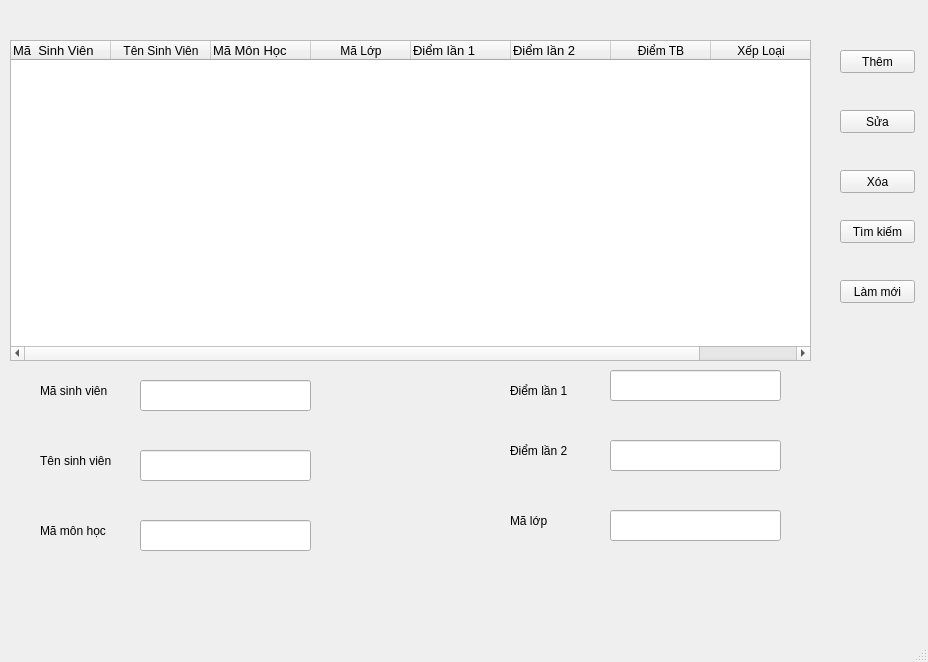
First picture: the form in ui/quanlydiem.ui, repository Ducquy2/Quan_Ly_Diem_Sinh_Vien, before the edit.
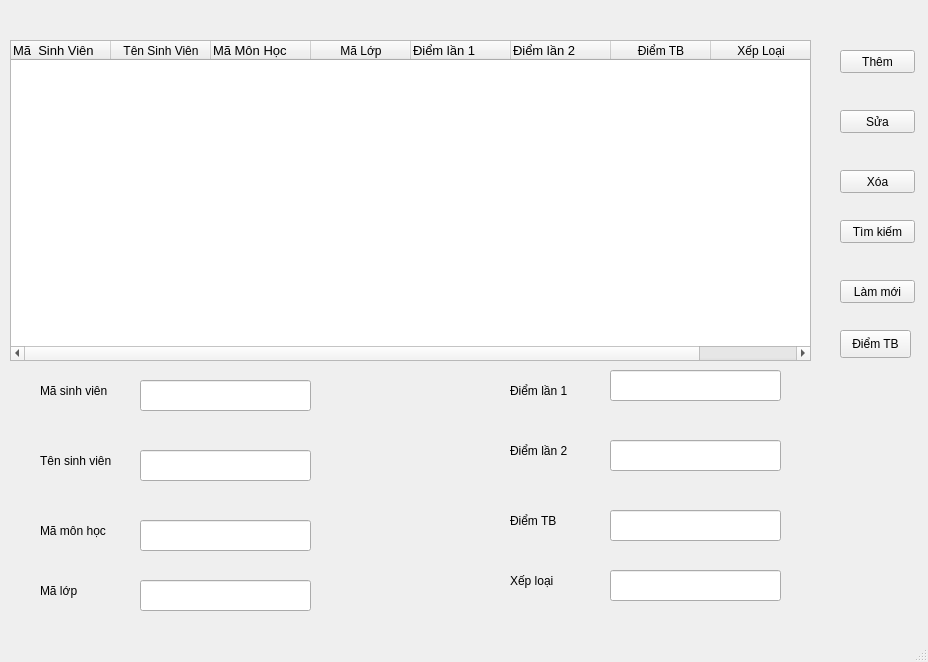
Second picture: the form after the edit.

```diff
--- a/ui/quanlydiem.ui
+++ b/ui/quanlydiem.ui
@@ -269,8 +269,8 @@
    <widget class="QLabel" name="label_6">
     <property name="geometry">
      <rect>
-      <x>510</x>
-      <y>510</y>
+      <x>40</x>
+      <y>580</y>
       <width>81</width>
       <height>21</height>
      </rect>
@@ -279,6 +279,32 @@
      <string>Mã lớp</string>
     </property>
    </widget>
+   <widget class="QLabel" name="label_7">
+    <property name="geometry">
+     <rect>
+      <x>510</x>
+      <y>510</y>
+      <width>81</width>
+      <height>21</height>
+     </rect>
+    </property>
+    <property name="text">
+     <string>Điểm TB</string>
+    </property>
+   </widget>
+   <widget class="QLabel" name="label_8">
+    <property name="geometry">
+     <rect>
+      <x>510</x>
+      <y>570</y>
+      <width>81</width>
+      <height>21</height>
+     </rect>
+    </property>
+    <property name="text">
+     <string>Xếp loại</string>
+    </property>
+   </widget>
    <widget class="QLineEdit" name="lineEditMaMonhoc">
     <property name="geometry">
      <rect>
@@ -292,6 +318,16 @@
    <widget class="QLineEdit" name="lineEditMalop">
     <property name="geometry">
      <rect>
+      <x>140</x>
+      <y>580</y>
+      <width>171</width>
+      <height>31</height>
+     </rect>
+    </property>
+   </widget>
+   <widget class="QLineEdit" name="lineEditDiemTB">
+    <property name="geometry">
+     <rect>
       <x>610</x>
       <y>510</y>
       <width>171</width>
@@ -299,6 +335,29 @@
      </rect>
     </property>
    </widget>
+   <widget class="QLineEdit" name="lineEditXeploai">
+    <property name="geometry">
+     <rect>
+      <x>610</x>
+      <y>570</y>
+      <width>171</width>
+      <height>31</height>
+     </rect>
+    </property>
+   </widget>
+   <widget class="QPushButton" name="btnDiemtb">
+    <property name="geometry">
+     <rect>
+      <x>840</x>
+      <y>330</y>
+      <width>71</width>
+      <height>28</height>
+     </rect>
+    </property>
+    <property name="text">
+     <string>Điểm TB</string>
+    </property>
+   </widget>
   </widget>
   <widget class="QMenuBar" name="menubar">
    <property name="geometry">
```
